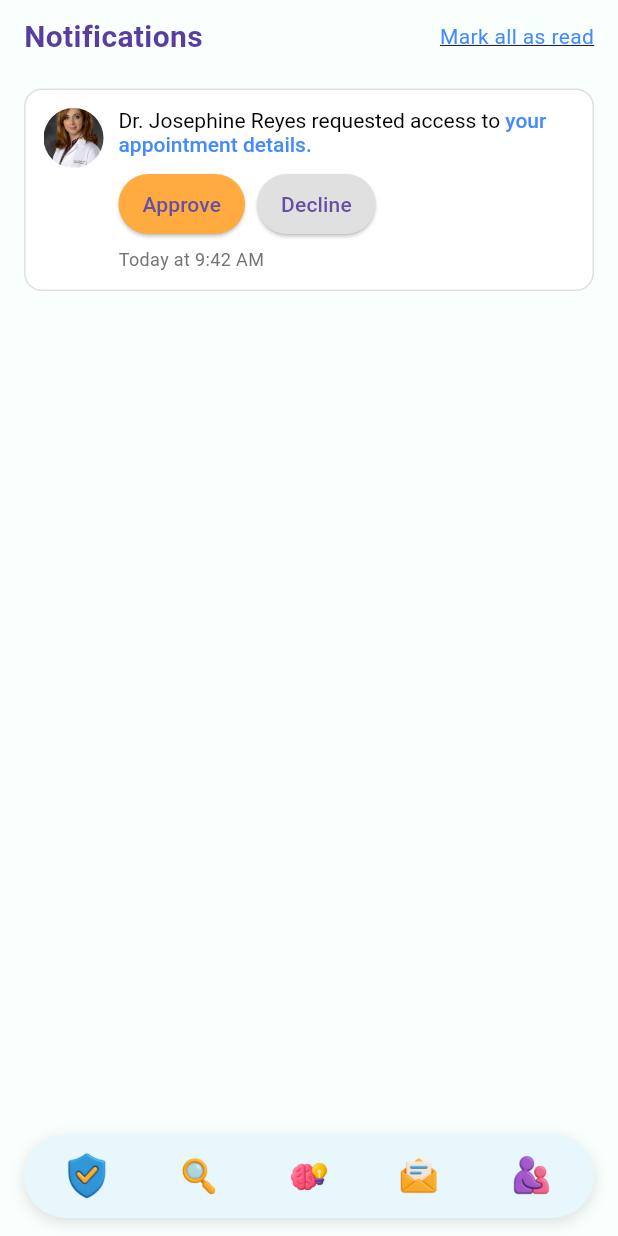
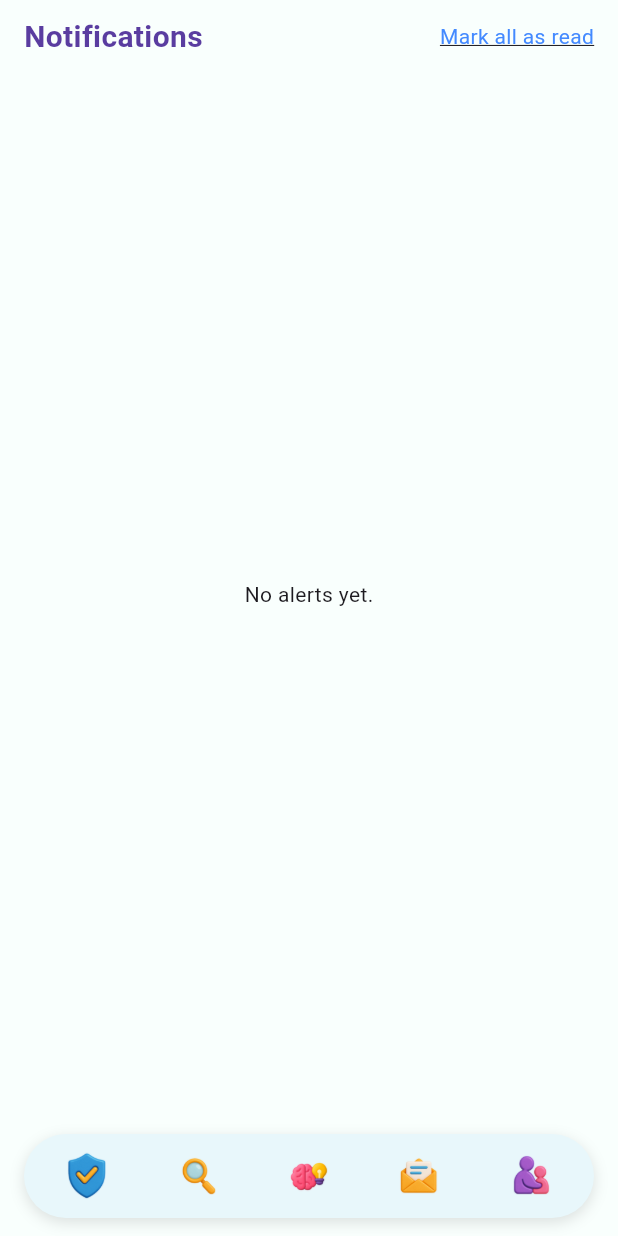
Before and after one commit to misskla/alagaaiv100, a Flutter app: the NotificationsScreen screen opened directly with empty values, on a phone screen of 412 x 824 dp. Run offline on Flutter 3.47's test engine with Material 3 defaults, Android fonts, the light colour scheme and no system bars; our stand-ins replace cloud_firestore, firebase_auth, firebase_core, flutter_local_notifications, google_fonts, google_generative_ai; accounts and stored records are empty; Roboto replaces fonts that are missing (Kodchasan).

Commit message:
Fifth Commit

```diff
--- a/lib/notifications_screen.dart
+++ b/lib/notifications_screen.dart
@@ -5,12 +5,18 @@ import 'dashboard_screen.dart';
 import 'search_professionals_screen.dart';
 import 'chat_screen.dart';
 import 'profile_screen.dart';
+import 'package:cloud_firestore/cloud_firestore.dart';
 
-class NotificationsScreen extends StatelessWidget {
+class NotificationsScreen extends StatefulWidget {
   final UserInfo userInfo;
 
   const NotificationsScreen({super.key, required this.userInfo});
 
+  @override
+  State<NotificationsScreen> createState() => _NotificationsScreenState();
+}
+
+class _NotificationsScreenState extends State<NotificationsScreen> {
   @override
   Widget build(BuildContext context) {
     return Scaffold(
@@ -45,8 +51,32 @@ class NotificationsScreen extends StatelessWidget {
               ),
               const SizedBox(height: 20),
 
-              // Single Notification Card
-              Container(
+              // 🔥 Firestore alert notifications
+              Expanded(
+                child: StreamBuilder<QuerySnapshot>(
+                  stream: FirebaseFirestore.instance
+                      .collection('trigger_alerts')
+                      .orderBy('timestamp', descending: true)
+                      .snapshots(),
+                  builder: (context, snapshot) {
+                    if (!snapshot.hasData) {
+                      return const Center(child: CircularProgressIndicator());
+                    }
+
+                    final docs = snapshot.data!.docs;
+
+                    if (docs.isEmpty) {
+                      return const Center(child: Text("No alerts yet."));
+                    }
+
+                    return ListView.builder(
+                      itemCount: docs.length,
+                      itemBuilder: (context, index) {
+                        final data = docs[index].data() as Map<String, dynamic>;
+                        final message = data['message'] ?? '';
+                        final timestamp = data['timestamp']?.toDate();
+
+                        return Container(
                           padding: const EdgeInsets.all(12),
                           margin: const EdgeInsets.only(bottom: 12),
                           decoration: BoxDecoration(
@@ -60,7 +90,7 @@ class NotificationsScreen extends StatelessWidget {
                               ClipRRect(
                                 borderRadius: BorderRadius.circular(30),
                                 child: Image.asset(
-                        'assets/doctor_profile.png',
+                                  'assets/nav_brain.png',
                                   width: 40,
                                   height: 40,
                                   fit: BoxFit.cover,
@@ -71,62 +101,15 @@ class NotificationsScreen extends StatelessWidget {
                                 child: Column(
                                   crossAxisAlignment: CrossAxisAlignment.start,
                                   children: [
-                          RichText(
-                            text: TextSpan(
-                              style: GoogleFonts.kodchasan(
-                                fontSize: 14,
-                                color: Colors.black,
-                              ),
-                              children: [
-                                const TextSpan(text: "Dr. Josephine Reyes "),
-                                const TextSpan(text: "requested access to "),
-                                TextSpan(
-                                  text: "your appointment details.",
-                                  style: const TextStyle(
-                                    color: Colors.blueAccent,
-                                    fontWeight: FontWeight.w500,
-                                  ),
-                                ),
-                              ],
-                            ),
+                                    Text(
+                                      message,
+                                      style: GoogleFonts.kodchasan(fontSize: 14),
                                     ),
                                     const SizedBox(height: 8),
-                          Row(
-                            children: [
-                              ElevatedButton(
-                                onPressed: () {},
-                                style: ElevatedButton.styleFrom(
-                                  backgroundColor: Colors.orangeAccent,
-                                  padding: const EdgeInsets.symmetric(
-                                    horizontal: 16,
-                                    vertical: 6,
-                                  ),
-                                  shape: RoundedRectangleBorder(
-                                    borderRadius: BorderRadius.circular(20),
-                                  ),
-                                ),
-                                child: const Text("Approve"),
-                              ),
-                              const SizedBox(width: 8),
-                              ElevatedButton(
-                                onPressed: () {},
-                                style: ElevatedButton.styleFrom(
-                                  backgroundColor: Colors.grey.shade300,
-                                  padding: const EdgeInsets.symmetric(
-                                    horizontal: 16,
-                                    vertical: 6,
-                                  ),
-                                  shape: RoundedRectangleBorder(
-                                    borderRadius: BorderRadius.circular(20),
-                                  ),
-                                ),
-                                child: const Text("Decline"),
-                              ),
-                            ],
-                          ),
-                          const SizedBox(height: 4),
                                     Text(
-                            "Today at 9:42 AM",
+                                      timestamp != null
+                                          ? "Received at ${timestamp.hour}:${timestamp.minute.toString().padLeft(2, '0')}"
+                                          : "Time unknown",
                                       style: GoogleFonts.kodchasan(
                                         fontSize: 12,
                                         color: Colors.grey.shade600,
@@ -136,6 +119,11 @@ class NotificationsScreen extends StatelessWidget {
                                 ),
                               ),
                             ],
+                          ),
+                        );
+                      },
+                    );
+                  },
                 ),
               ),
             ],
@@ -168,76 +156,53 @@ class NotificationsScreen extends StatelessWidget {
                     Navigator.pushReplacement(
                       context,
                       MaterialPageRoute(
-                        builder: (_) => DashboardScreen(userInfo: userInfo),
+                        builder: (_) => DashboardScreen(userInfo: widget.userInfo),
                       ),
                     );
                   },
-                  child: Image.asset(
-                    'assets/nav_home.png',
-                    width: 60,
-                    height: 60,
-                  ),
+                  child: Image.asset('assets/nav_home.png', width: 60, height: 60),
                 ),
                 GestureDetector(
                   onTap: () {
                     Navigator.pushReplacement(
                       context,
                       MaterialPageRoute(
-                        builder:
-                            (_) =>
-                                SearchProfessionalsScreen(userInfo: userInfo),
+                        builder: (_) => SearchProfessionalsScreen(userInfo: widget.userInfo),
                       ),
                     );
                   },
-                  child: Image.asset(
-                    'assets/nav_search.png',
-                    width: 60,
-                    height: 60,
-                  ),
+                  child: Image.asset('assets/nav_search.png', width: 60, height: 60),
                 ),
                 GestureDetector(
                   onTap: () {
                     Navigator.pushReplacement(
                       context,
                       MaterialPageRoute(
-                        builder:
-                            (_) => ChatScreen(
+                        builder: (_) => ChatScreen(
                           title: "Chatbot",
                           imagePath: 'assets/nav_brain.png',
                           isAI: true,
-                              userInfo: userInfo,
+                          userInfo: widget.userInfo,
                         ),
                       ),
                     );
                   },
-                  child: Image.asset(
-                    'assets/nav_brain.png',
-                    width: 60,
-                    height: 60,
-                  ),
+                  child: Image.asset('assets/nav_brain.png', width: 60, height: 60),
                 ),
                 GestureDetector(
                   onTap: () {}, // current screen
-                  child: Image.asset(
-                    'assets/nav_messages.png',
-                    width: 60,
-                    height: 60,
-                  ),
+                  child: Image.asset('assets/nav_messages.png', width: 60, height: 60),
                 ),
                 GestureDetector(
                   onTap: () {
                     Navigator.pushReplacement(
                       context,
                       MaterialPageRoute(
-                        builder: (_) => ProfileScreen(userInfo: userInfo),
+                        builder: (_) => ProfileScreen(userInfo: widget.userInfo),
                       ),
                     );
                   },
-                  child: Image.asset(
-                    'assets/nav_profile.png',
-                    width: 60,
-                    height: 60,
-                  ),
+                  child: Image.asset('assets/nav_profile.png', width: 60, height: 60),
                 ),
               ],
             ),
--- a/pubspec.yaml
+++ b/pubspec.yaml
@@ -21,8 +21,9 @@ dependencies:
   google_generative_ai: ^0.4.7
   flutter_accessibility_service: ^1.0.0
   drag_ball: ^2.0.1
-  permission_handler: ^11.0.1
   flutter_dotenv: ^5.1.0
+  permission_handler: ^11.0.0
+  flutter_local_notifications: ^17.0.0
 
 dev_dependencies:
   flutter_test:
```
Also changed, not shown: lib/main.dart (+126 -30 lines), pubspec.lock, 5 other files. Lines whose indentation alone changed are shown as unchanged.
